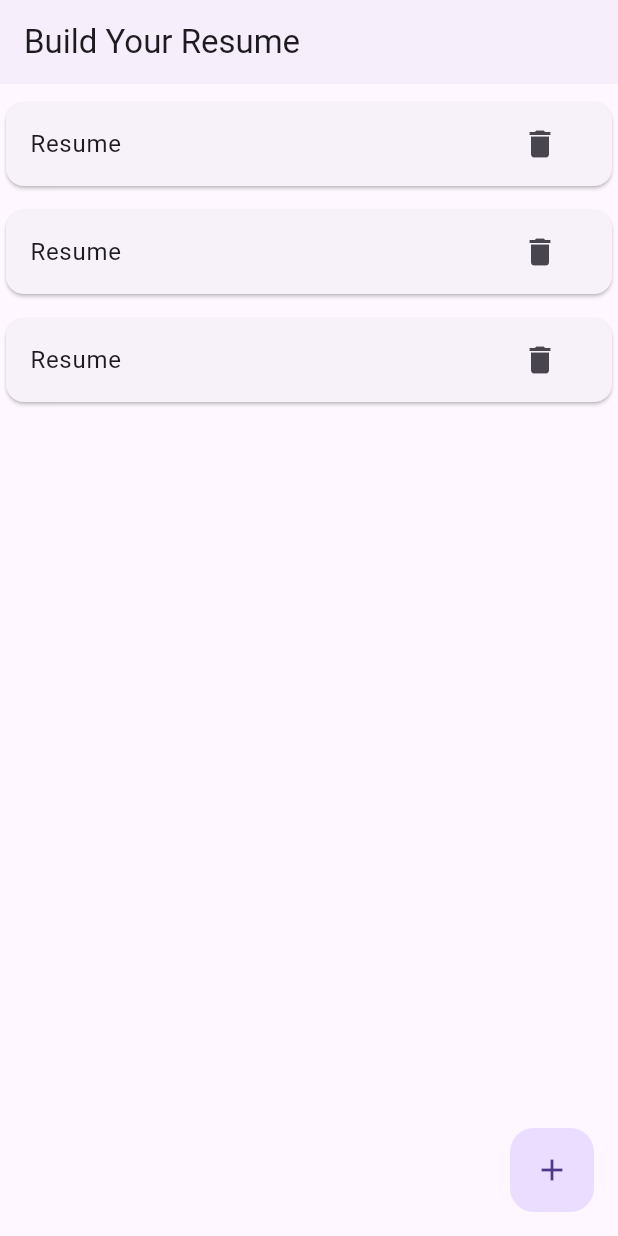
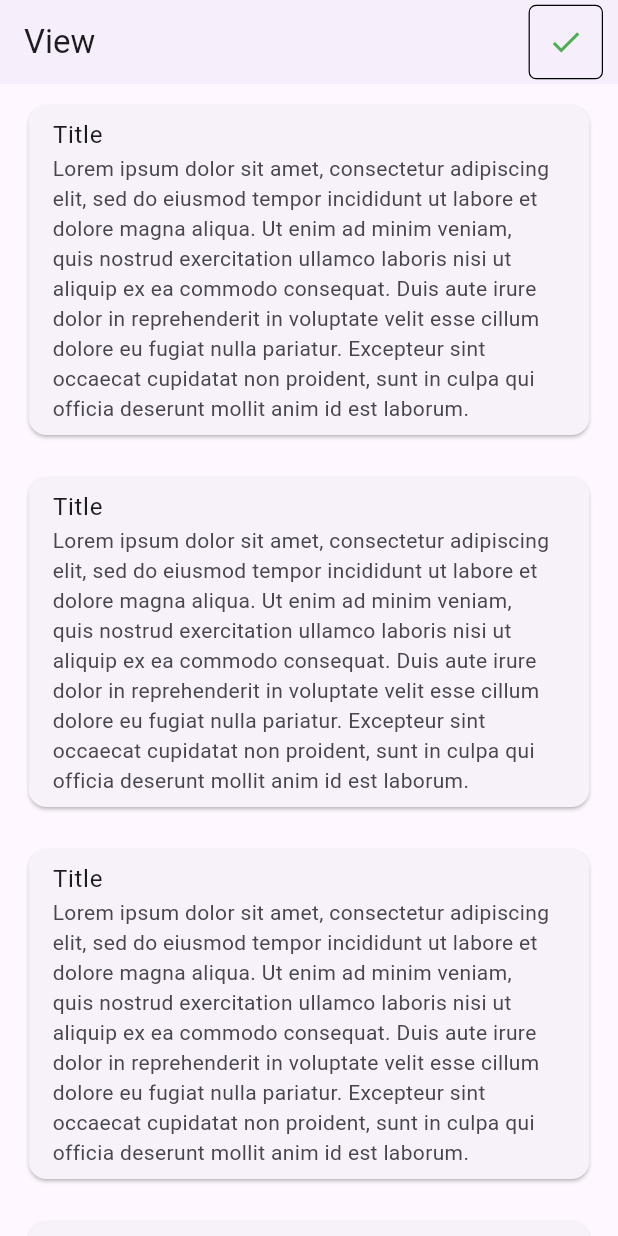
Before and after one commit to MuhammedFaasil/resume_app, a Flutter app: the screen it shows after launch, on a phone screen of 412 x 824 dp. Run offline on Flutter 3.47's test engine with Material 3 defaults, Android fonts, the phone set to English and light mode, and no system bars.

Commit message:
view page ui added

```diff
--- a/lib/main.dart
+++ b/lib/main.dart
@@ -1,5 +1,5 @@
 import 'package:flutter/material.dart';
-import 'package:resume_builder/view/home_page.dart';
+import 'package:resume_builder/view/resume_view_page.dart';
 
 void main() {
   runApp(const MyApp());
@@ -13,7 +13,7 @@ class MyApp extends StatelessWidget {
     return const MaterialApp(
       title: 'Flutter Demo',
       debugShowCheckedModeBanner: false,
-      home: ResumeHomePage(),
+      home: ViewPage(),
     );
   }
 }
--- /dev/null
+++ b/lib/view/resume_view_page.dart
@@ -0,0 +1,45 @@
+import 'package:flutter/material.dart';
+
+class ViewPage extends StatelessWidget {
+  const ViewPage({super.key});
+
+  @override
+  Widget build(BuildContext context) {
+    return Scaffold(
+      appBar: AppBar(
+        elevation: 1,
+        title: const Text('View'),
+        actions: [
+          Container(
+            decoration: BoxDecoration(
+                borderRadius: BorderRadius.circular(5),
+                border: Border.all(width: 0.8, color: Colors.black)),
+            child: IconButton(
+                onPressed: () {},
+                icon: const Icon(
+                  Icons.done,
+                  color: Colors.green,
+                )),
+          ),
+          const SizedBox(
+            width: 10,
+          )
+        ],
+      ),
+      body: ListView.builder(
+        itemBuilder: (context, index) {
+          return const Padding(
+            padding: EdgeInsets.symmetric(horizontal: 15, vertical: 10),
+            child: Card(
+              child: ListTile(
+                title: Text('Title'),
+                subtitle: Text(
+                    "Lorem ipsum dolor sit amet, consectetur adipiscing elit, sed do eiusmod tempor incididunt ut labore et dolore magna aliqua. Ut enim ad minim veniam, quis nostrud exercitation ullamco laboris nisi ut aliquip ex ea commodo consequat. Duis aute irure dolor in reprehenderit in voluptate velit esse cillum dolore eu fugiat nulla pariatur. Excepteur sint occaecat cupidatat non proident, sunt in culpa qui officia deserunt mollit anim id est laborum."),
+              ),
+            ),
+          );
+        },
+      ),
+    );
+  }
+}
```
